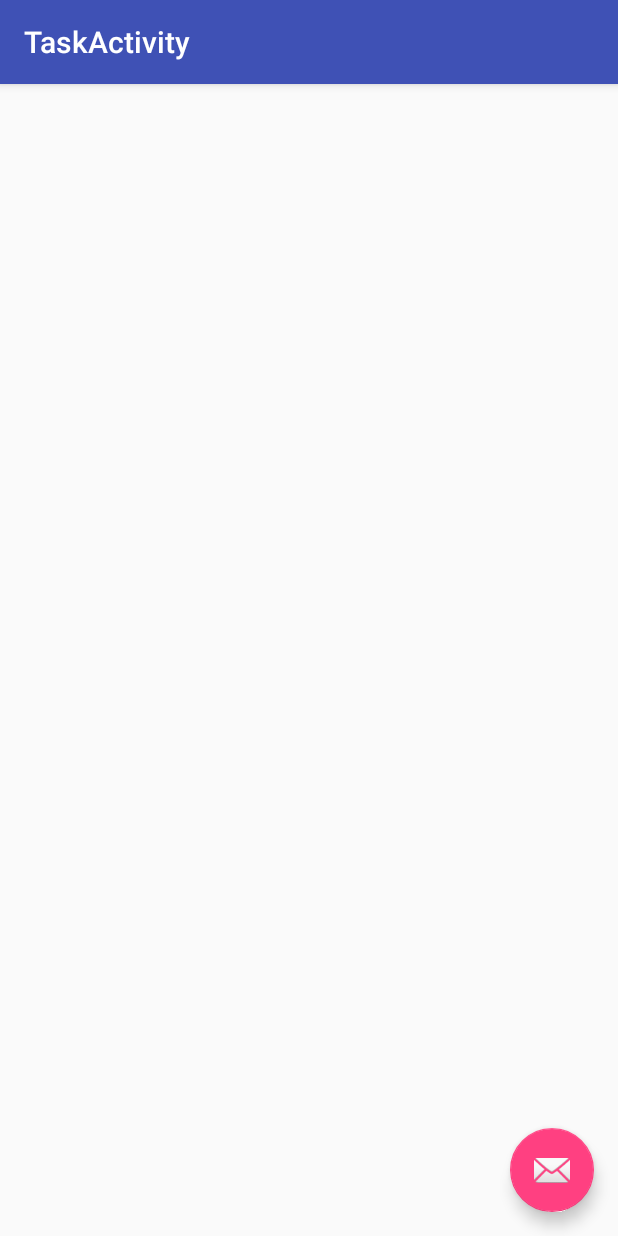
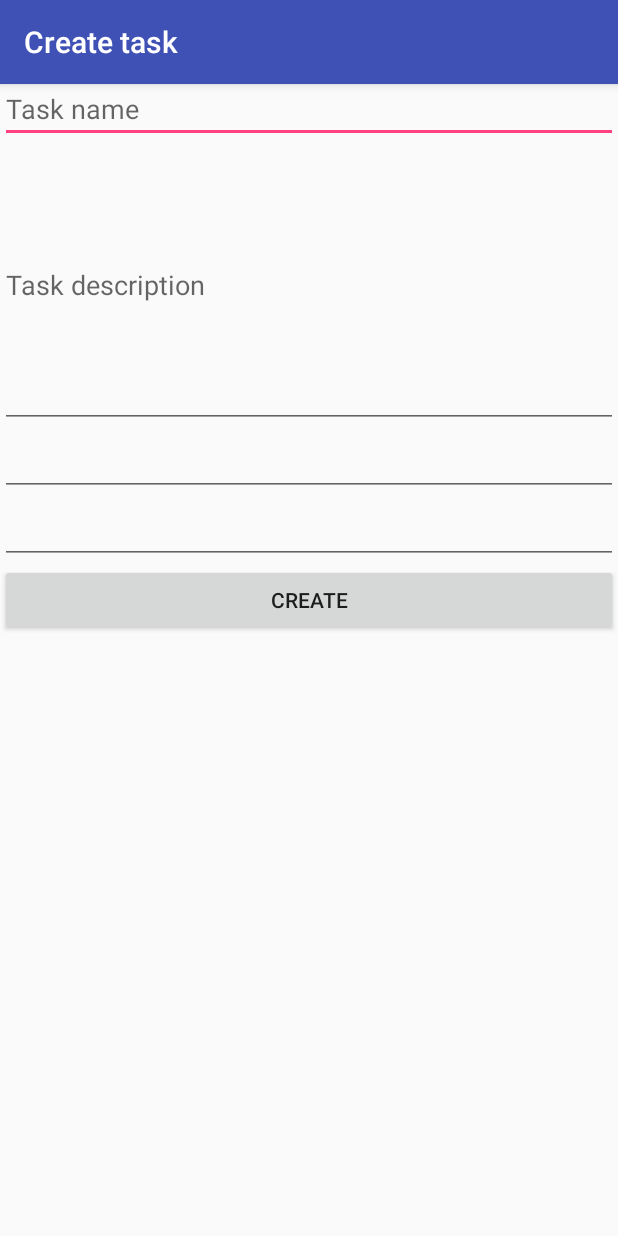
Before and after one commit to gmardon/Java_todolist_2017, an Android app: the screen it shows after launch (TaskActivity), after a tap on "New Task", on a phone screen of 412 x 824 dp. Run offline under Robolectric (Android 15) with nearby library versions, the phone set to English and light mode, and no system bars.

Commit message:
improve task edition and creation

```diff
--- a/app/src/main/java/com/gmardon/todolist/TaskActivity.java
+++ b/app/src/main/java/com/gmardon/todolist/TaskActivity.java
@@ -1,35 +1,77 @@
 package com.gmardon.todolist;
 
+import android.app.Activity;
 import android.os.Bundle;
-import android.os.Parcelable;
-import android.support.design.widget.FloatingActionButton;
-import android.support.design.widget.Snackbar;
 import android.support.v7.app.AppCompatActivity;
 import android.support.v7.widget.Toolbar;
 import android.view.View;
+import android.widget.Button;
+import android.widget.TextView;
 
 import java.util.ArrayList;
 
 /**
  * Created by gmardon on 04/02/2018.
  */
+
+enum TaskModeEnum {
+    Create, Edit;
+}
+
 public class TaskActivity extends AppCompatActivity {
     private Task task;
     private String pageTitle;
+    private String actionText;
+    private TaskModeEnum mode;
+    private Database database;
+
     @Override
     protected void onCreate(Bundle savedInstanceState) {
         super.onCreate(savedInstanceState);
         setContentView(R.layout.activity_task);
-        Toolbar toolbar = (Toolbar) findViewById(R.id.toolbar);
+        Toolbar toolbar = findViewById(R.id.toolbar);
         setSupportActionBar(toolbar);
+
+        database = new Database(this);
 
         ArrayList<Task> tasks = getIntent().getParcelableArrayListExtra("task");
         if (tasks != null && tasks.size() == 1) {
             this.task = tasks.get(0);
+            ((TextView) findViewById(R.id.task_name)).setText(this.task.getName());
+            ((TextView) findViewById(R.id.task_name)).setText(this.task.getName());
+            ((TextView) findViewById(R.id.task_description)).setText(this.task.getName());
+            //((TextView) findViewById(R.id.task_name)).setText(this.task.getName());
+            this.mode = TaskModeEnum.Edit;
             this.pageTitle = "Edit task";
+            this.actionText = "Edit";
         } else {
             this.pageTitle = "Create task";
+            this.actionText = "Create";
+            this.mode = TaskModeEnum.Create;
             this.task = new Task();
+        }
+        this.setTitle(this.pageTitle);
+        ((Button) findViewById(R.id.action_task)).setText(this.actionText);
+    }
+
+    public void actionTask(View view) {
+        View parent = (View) view.getParent();
+        switch (this.mode) {
+            case Create:
+                Task task = new Task(
+                        ((TextView) parent.findViewById(R.id.task_name)).getText().toString(),
+                        ((TextView) parent.findViewById(R.id.task_description)).getText().toString(),
+                        "");
+                database.insertNewTask(task);
+                setResult(Activity.RESULT_OK);
+                finish();
+                break;
+
+            case Edit:
+                database.updateTask(this.task);
+                setResult(Activity.RESULT_OK);
+                finish();
+                break;
         }
     }
 }
--- a/app/src/main/java/com/gmardon/todolist/TaskListActivity.java
+++ b/app/src/main/java/com/gmardon/todolist/TaskListActivity.java
@@ -30,12 +30,18 @@ public class TaskListActivity extends AppCompatActivity {
     ListView taskListView;
 
     @Override
+    protected void onStart() {
+        super.onStart();
+        updateTaskList();
+    }
+
+    @Override
     protected void onCreate(Bundle savedInstanceState) {
         super.onCreate(savedInstanceState);
         setContentView(R.layout.activity_task_list);
         database = new Database(this);
         taskListView = findViewById(R.id.task_list);
-        updateTaskList();
+        //updateTaskList();
     }
 
     private void updateTaskList() {
@@ -99,7 +105,7 @@ public class TaskListActivity extends AppCompatActivity {
 
     public void deleteTask(View view) {
         View parent = (View) view.getParent();
-        final TextView taskIdView = (TextView) parent.findViewById(R.id.task_id);
+        TextView taskIdView = view.findViewById(R.id.task_list_id);
         Task task = database.getTaskList().stream()
                 .filter((t) -> t.getId() == Integer.parseInt(String.valueOf(taskIdView.getText()))).findFirst().get();
         database.deleteTask(task);
@@ -108,11 +114,12 @@ public class TaskListActivity extends AppCompatActivity {
 
     public void editTask(View view) {
         View parent = (View) view.getParent();
-        final TextView taskIdView = (TextView) parent.findViewById(R.id.task_id);
+        TextView taskIdView = view.findViewById(R.id.task_list_id);
+        Log.println(Log.ERROR, "TASK", String.valueOf(taskIdView.getText()));
         Task task = database.getTaskList().stream()
                 .filter((t) -> t.getId() == Integer.parseInt(String.valueOf(taskIdView.getText()))).findFirst().get();
         Intent intent = new Intent(this, TaskActivity.class);
-        intent.putParcelableArrayListExtra("tasks", new ArrayList<Parcelable>() {{
+        intent.putParcelableArrayListExtra("task", new ArrayList<Parcelable>() {{
             add(task);
         }});
         startActivity(intent);
--- a/app/src/main/res/layout/activity_task.xml
+++ b/app/src/main/res/layout/activity_task.xml
@@ -1,5 +1,5 @@
 <?xml version="1.0" encoding="utf-8"?>
-<android.support.design.widget.CoordinatorLayout xmlns:android="http://schemas.android.com/apk/res/android"
+<RelativeLayout xmlns:android="http://schemas.android.com/apk/res/android"
     xmlns:app="http://schemas.android.com/apk/res-auto"
     xmlns:tools="http://schemas.android.com/tools"
     android:layout_width="match_parent"
@@ -7,27 +7,67 @@
     tools:context="com.gmardon.todolist.TaskActivity">
 
     <android.support.design.widget.AppBarLayout
+        android:id="@+id/appBarLayout"
         android:layout_width="match_parent"
         android:layout_height="wrap_content"
         android:theme="@style/AppTheme.AppBarOverlay">
+
 
         <android.support.v7.widget.Toolbar
             android:id="@+id/toolbar"
             android:layout_width="match_parent"
             android:layout_height="?attr/actionBarSize"
+            android:layout_alignParentStart="true"
+            android:layout_below="@+id/editText"
+            android:layout_weight="1"
             android:background="?attr/colorPrimary"
+            android:baselineAligned="false"
             app:popupTheme="@style/AppTheme.PopupOverlay" />
-
     </android.support.design.widget.AppBarLayout>
 
-    <include layout="@layout/content_task" />
+    <EditText
+        android:id="@+id/task_name"
+        android:layout_width="match_parent"
+        android:layout_height="wrap_content"
+        android:layout_marginTop="50sp"
+        android:ems="10"
+        android:hint="Task name"
+        android:text="" />
 
-    <android.support.design.widget.FloatingActionButton
-        android:id="@+id/fab"
-        android:layout_width="wrap_content"
+    <EditText
+        android:id="@+id/task_description"
+        android:layout_width="match_parent"
+        android:layout_height="190dp"
+        android:layout_below="@+id/task_name"
+        android:ems="10"
+        android:hint="Task description"
+        android:singleLine="false"
+        android:text="" />
+
+    <EditText
+        android:id="@+id/due_time"
+        android:layout_width="match_parent"
         android:layout_height="wrap_content"
-        android:layout_gravity="bottom|end"
-        android:layout_margin="@dimen/fab_margin"
-        app:srcCompat="@android:drawable/ic_dialog_email" />
+        android:layout_below="@+id/due_date"
+        android:ems="10"
+        android:inputType="time" />
 
-</android.support.design.widget.CoordinatorLayout>
+    <EditText
+        android:id="@+id/due_date"
+        android:layout_width="match_parent"
+        android:layout_height="wrap_content"
+        android:layout_alignParentEnd="true"
+        android:layout_below="@+id/task_description"
+        android:ems="10"
+        android:inputType="date" />
+
+    <Button
+        android:id="@+id/action_task"
+        android:layout_width="match_parent"
+        android:layout_height="wrap_content"
+        android:layout_below="@+id/due_time"
+        android:layout_centerHorizontal="true"
+        android:text=""
+        android:onClick="actionTask"/>
+
+</RelativeLayout>
--- a/app/src/main/res/layout/activity_task_list.xml
+++ b/app/src/main/res/layout/activity_task_list.xml
@@ -9,6 +9,8 @@
     android:paddingRight="@dimen/activity_horizontal_margin"
     android:paddingTop="@dimen/activity_vertical_margin"
     tools:context="com.gmardon.todolist.TaskListActivity">
+
+
     <ListView
         android:id="@+id/task_list"
         android:layout_width="wrap_content"
```
Also changed, not shown: app/src/main/java/com/gmardon/todolist/Database.java (+10 -0 lines), app/src/main/java/com/gmardon/todolist/TaskListAdapter.java (+4 -4 lines), app/src/main/res/layout/task_list_entry.xml (+8 -8 lines).
